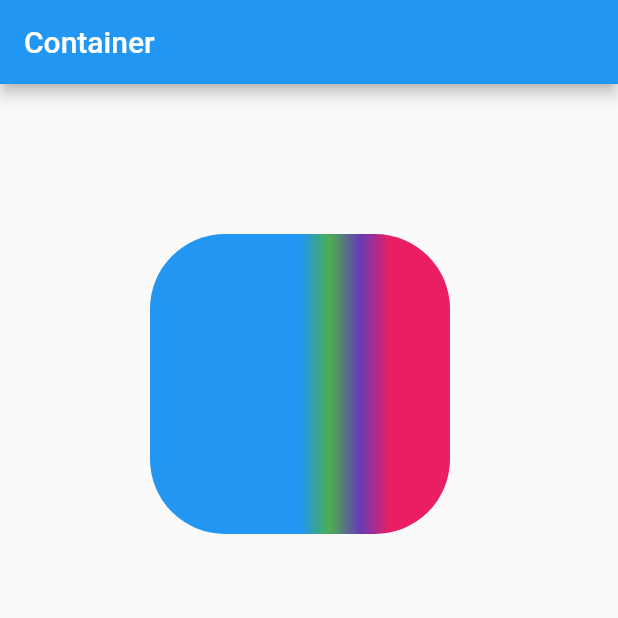
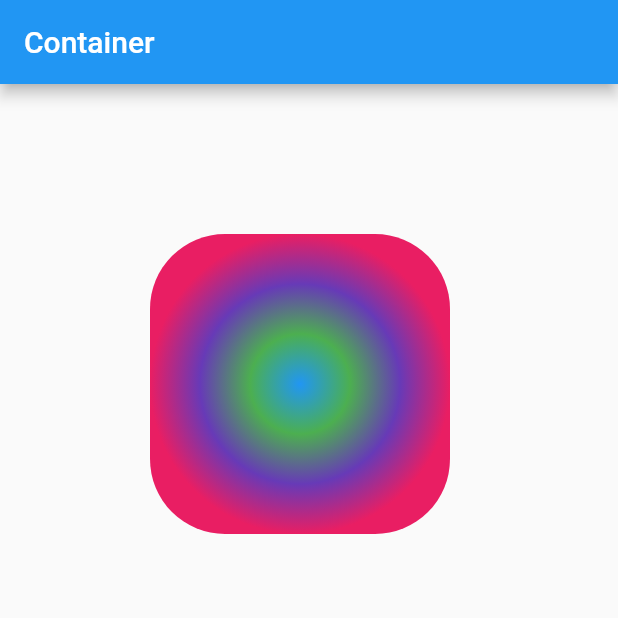
Before and after one commit to MonikaSliciute/hello-layouts, a Flutter app: the screen it shows after launch, on a phone screen of 412 x 824 dp, the top half of it. Run offline on Flutter 3.47's test engine with Material 2 defaults, Android fonts, the phone set to English and light mode, and no system bars.

```diff
--- a/lib/main.dart
+++ b/lib/main.dart
@@ -21,9 +21,8 @@ class MyApp extends StatelessWidget {
               height: 200.0,
               decoration: BoxDecoration(
                 color: Colors.orange,
-                gradient: LinearGradient(
+                gradient: RadialGradient(
                   tileMode: TileMode.clamp,
-                  stops: [0.5, 0.6, 0.7, 0.8],
                   colors: [
                     Colors.blue,
                     Colors.green,
```
